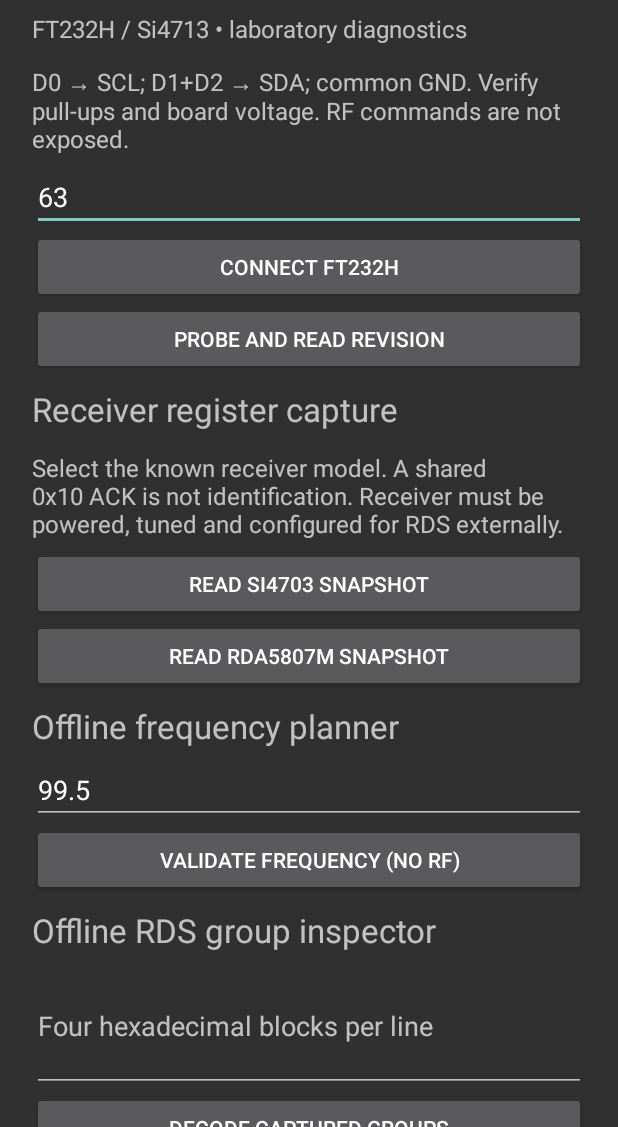
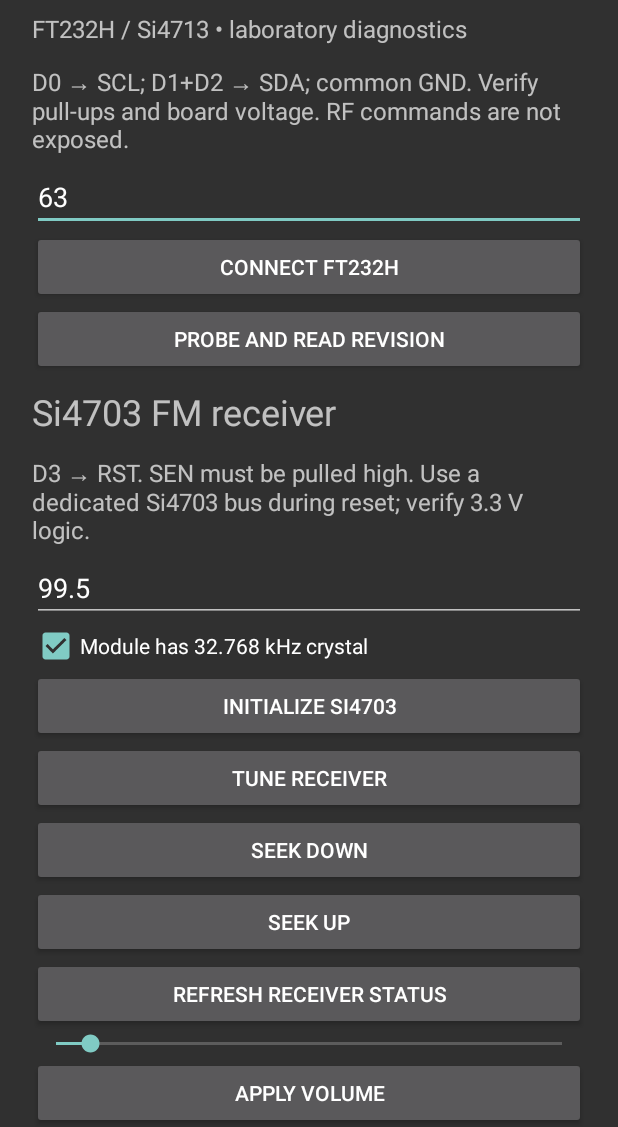
Before and after one commit to interrupt21h/droidRDS, an Android app: the screen it shows after launch (MainActivity), on a phone screen of 412 x 824 dp, the part 109-1236 px from its top. Run offline under Robolectric (Android 15) with nearby library versions, the phone set to English and light mode, and no system bars.

Commit message:
Add interactive Si4703 receiver initialization tuning seek volume and RDS capture

```diff
--- a/app/src/main/java/io/github/interrupt21h/droidrds/MainActivity.kt
+++ b/app/src/main/java/io/github/interrupt21h/droidrds/MainActivity.kt
@@ -17,6 +17,7 @@ class MainActivity : Activity() {
     private lateinit var address: EditText
     private var bus: Ft232h? = null
     private var busy = false
+    private var si4703: Si4703? = null
     private val permission = "io.github.interrupt21h.droidrds.USB"
     private val receiver = object: BroadcastReceiver() {
         override fun onReceive(context: Context, intent: Intent) {
@@ -24,6 +25,7 @@ class MainActivity : Activity() {
                 if (intent.getBooleanExtra(UsbManager.EXTRA_PERMISSION_GRANTED,false)) connect()
                 else output.text = "USB permission denied"
             } else if (intent.action == UsbManager.ACTION_USB_DEVICE_DETACHED) {
+                si4703 = null
                 output.text = "USB detached; reconnect before diagnostics"
             }
         }
@@ -52,6 +54,44 @@ class MainActivity : Activity() {
             val radio = Radio(bus ?: error("Connect FT232H first"), a)
             if (!radio.probe()) "No ACK" else "ACK observed\n" + radio.revision()
         } }
+        label("Si4703 FM receiver", 24f)
+        label("D3 → RST. SEN must be pulled high. Use a dedicated Si4703 bus during reset; verify 3.3 V logic.")
+        val rxFreq = EditText(this).apply { setSingleLine(); inputType=8194; setText("99.5"); hint="MHz" }
+        body.addView(rxFreq)
+        val crystal = CheckBox(this).apply { text="Module has 32.768 kHz crystal"; isChecked=true }
+        body.addView(crystal)
+        button("Initialize Si4703") {
+            if (!busy) AlertDialog.Builder(this).setTitle("Reset receiver")
+                .setMessage("Confirm D3 is connected to Si4703 RST, SEN is high, and no other target shares this bus during reset.")
+                .setNegativeButton("Cancel",null).setPositiveButton("Initialize") { _, _ ->
+                    val useCrystal = crystal.isChecked
+                    work {
+                        val b = bus ?: error("Connect FT232H first")
+                        si4703 = null
+                        b.resetSi4703()
+                        val chip = Si4703(b)
+                        val result = chip.initialize(useCrystal)
+                        si4703 = chip
+                        result
+                    }
+                }.show()
+        }
+        button("Tune receiver") {
+            val khz = rxFreq.text.toString().toBigDecimalOrNull()?.multiply(java.math.BigDecimal(1000))
+            work { (si4703 ?: error("Initialize receiver first")).tune(khz?.intValueExact() ?: error("Invalid MHz")) }
+        }
+        button("Seek down") { work { (si4703 ?: error("Initialize receiver first")).seek(false) } }
+        button("Seek up") { work { (si4703 ?: error("Initialize receiver first")).seek(true) } }
+        button("Refresh receiver status") { work { (si4703 ?: error("Initialize receiver first")).report() } }
+        val volume = SeekBar(this).apply { max=15; progress=1 }
+        body.addView(volume)
+        button("Apply volume") {
+            val level = volume.progress
+            work { (si4703 ?: error("Initialize receiver first")).volume(level) }
+        }
+        button("Capture RDS for 10 seconds") {
+            work { (si4703 ?: error("Initialize receiver first")).capture(10) }
+        }
         label("Receiver register capture", 22f)
         label("Select the known receiver model. A shared 0x10 ACK is not identification. Receiver must be powered, tuned and configured for RDS externally.")
         for (kind in ReceiverKind.entries) {
@@ -87,7 +127,7 @@ class MainActivity : Activity() {
         if (!usb.hasPermission(device)) {
             usb.requestPermission(device,PendingIntent.getBroadcast(this,0,Intent(permission).setPackage(packageName),PendingIntent.FLAG_MUTABLE or PendingIntent.FLAG_UPDATE_CURRENT)); return
         }
-        work { bus?.close(); bus=null; bus=Ft232h(usb,device); "FT232H connected" }
+        work { si4703=null; bus?.close(); bus=null; bus=Ft232h(usb,device); "FT232H connected" }
     }
     private fun work(task: () -> String) {
         if (busy) return
```
